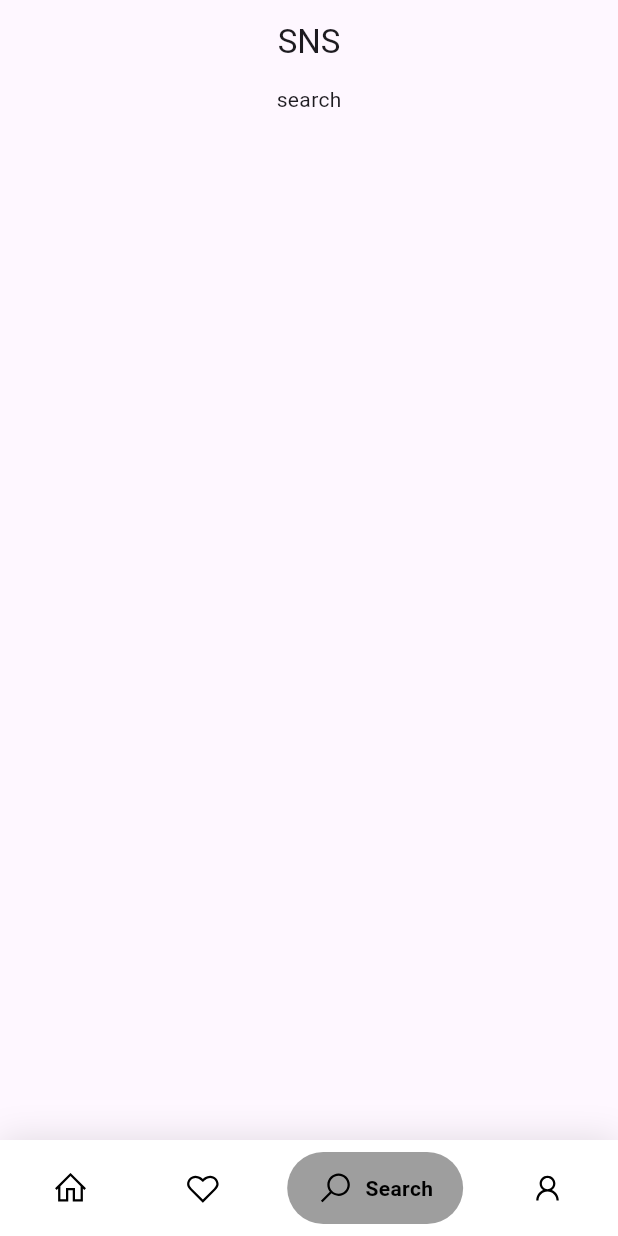
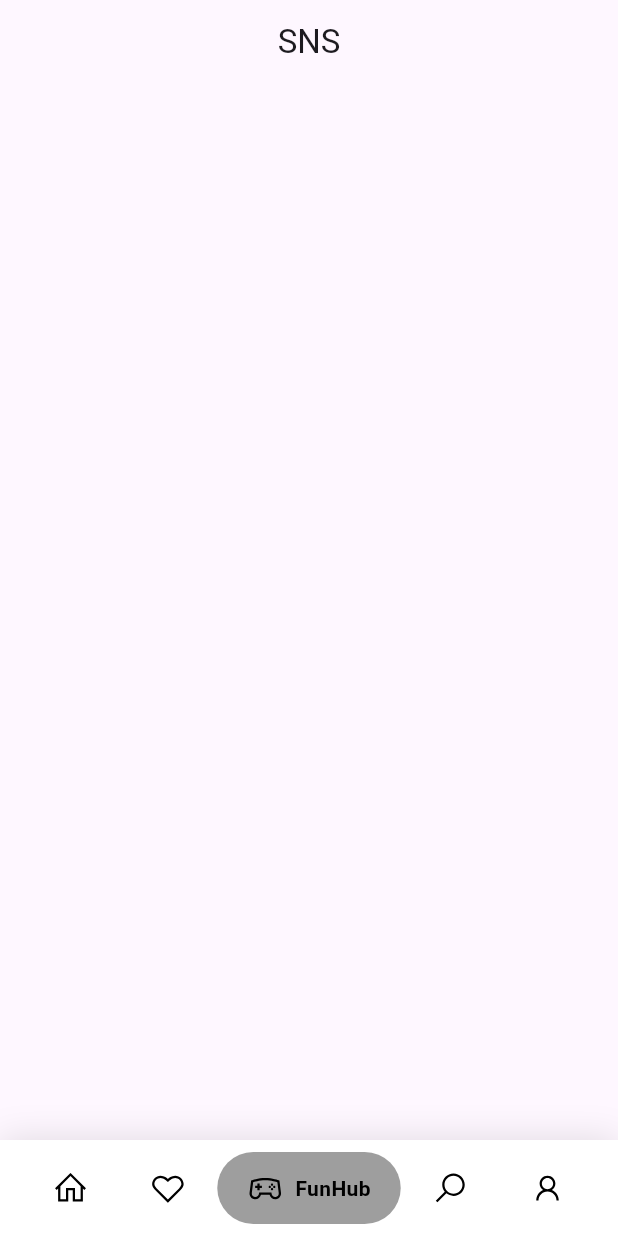
Before and after one commit to tomoya-creater/schoolsns, a Flutter app: the screen it shows after launch, item 3 of the bottom bar chosen, on a phone screen of 412 x 824 dp. Run offline on Flutter 3.47's test engine with Material 3 defaults, Android fonts, the phone set to English and light mode, and no system bars; drawn by our look-alikes of google_nav_bar; our stand-ins replace line_icons.

Commit message:
Initial commit

```diff
--- /dev/null
+++ b/lib/funhub.dart
@@ -0,0 +1,12 @@
+import 'package:flutter/material.dart';
+
+class FunHub extends StatelessWidget {
+  const FunHub({super.key});
+
+  @override
+  Widget build(BuildContext context) {
+    return const Scaffold(
+
+    );
+  }
+}
--- a/lib/main.dart
+++ b/lib/main.dart
@@ -1,6 +1,7 @@
 import 'package:flutter/material.dart';
 import 'package:google_nav_bar/google_nav_bar.dart';
 import 'package:line_icons/line_icons.dart';
+import 'package:sns/funhub.dart';
 import 'package:sns/home.dart';
 import 'package:sns/like.dart';
 import 'package:sns/search.dart';
@@ -23,11 +24,10 @@ class MyApp extends StatefulWidget {
 
 class _MyAppState extends State<MyApp> {
   int _selectedIndex = 0;
-  static const TextStyle optionStyle =
-  TextStyle(fontSize: 30, fontWeight: FontWeight.w600);
   static const List<Widget> _widgetOptions = <Widget>[
     Home(),
     Like(),
+    FunHub(),
     Search(),
     User(),
   ];
@@ -76,6 +76,10 @@ class _MyAppState extends State<MyApp> {
                   text: 'Likes',
                 ),
                 GButton(
+                  icon: LineIcons.gamepad,
+                  text:'FunHub',
+                ),
+                GButton(
                   icon: LineIcons.search,
                   text: 'Search',
                 ),
```
Also changed, not shown: lib/home.dart (+17 -1 lines), 1 other file.
